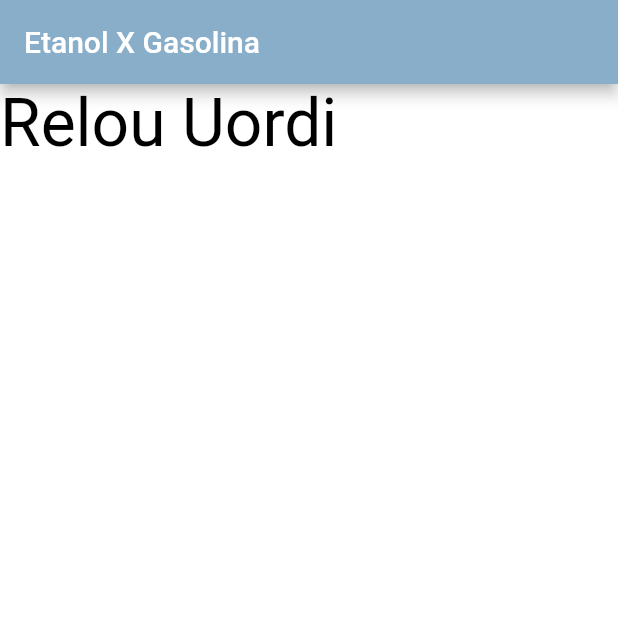
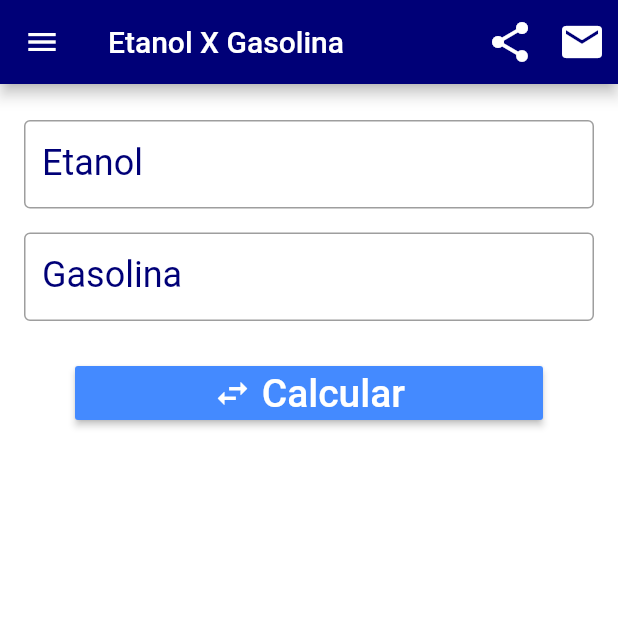
Before and after one commit to GusAntoniassi/pos-alfa-flutter, a Flutter app: the screen it shows after launch, on a phone screen of 412 x 824 dp, the top half of it. Run offline on Flutter 3.47's test engine with Material 2 defaults, Android fonts, the phone set to English and light mode, and no system bars; our stand-ins replace share; missing offline and left inert: mailer.

Commit message:
Aula 1 - 07/03/2020

```diff
--- a/lib/ui/home_page.dart
+++ b/lib/ui/home_page.dart
@@ -1,5 +1,9 @@
+import 'package:aula0107032020/ui/contato_page.dart';
 import 'package:flutter/cupertino.dart';
 import 'package:flutter/material.dart';
+import 'package:share/share.dart';
+
+const int MAIN_COLOR = 0xFF000077;
 
 class HomePage extends StatefulWidget {
   @override
@@ -7,16 +11,145 @@ class HomePage extends StatefulWidget {
 }
 
 class _HomePageState extends State<HomePage> {
+  final etanolController = new TextEditingController();
+  final gasolinaController = new TextEditingController();
+
   @override
   Widget build(BuildContext context) {
     return Scaffold(
-      appBar: AppBar(
-        title: Text("Etanol X Gasolina"),
-        centerTitle: false,
-        backgroundColor: Color(0xFF89aec9),
+        appBar: AppBar(
+          title: Text("Etanol X Gasolina"),
+          centerTitle: false,
+          backgroundColor: Color(MAIN_COLOR),
+          actions: <Widget>[
+            criarBotaoBarra(Icons.share, compartilhar),
+            criarBotaoBarra(Icons.mail, abrirContato)
+          ],
+        ),
+        drawer: Drawer(
+            child: ListView(
+          children: <Widget>[
+            DrawerHeader(
+                child: Text(
+                  "Etanol X Gasolina",
+                  style: TextStyle(color: Colors.white, fontSize: 30),
+                ),
+                decoration: BoxDecoration(color: Color(MAIN_COLOR))),
+            criarItemLista(Icons.share, "Compartilhar", compartilhar),
+            criarItemLista(Icons.mail, "Contato", abrirContato),
+          ],
+        )),
+        body: Column(
+          children: <Widget>[
+            Padding(padding: EdgeInsets.fromLTRB(0, 16, 0, 0)),
+            criarCampoTexto("Etanol", "R\$ ", etanolController),
+            criarCampoTexto("Gasolina", "R\$ ", gasolinaController),
+            Padding(
+                padding: EdgeInsets.fromLTRB(50, 16, 50, 16),
+                child: RaisedButton(
+                  color: Colors.blueAccent,
+                  child: Row(
+                    mainAxisAlignment: MainAxisAlignment.center,
+                    children: <Widget>[
+                      Icon(Icons.swap_horiz, color: Colors.white, size: 26),
+                      Text(" Calcular",
+                          style: TextStyle(
+                            color: Colors.white,
+                            fontSize: 26,
+                          ))
+                    ],
+                  ),
+                  onPressed: calcular,
+                ))
+          ],
+        ),
+        backgroundColor: Colors.white);
+  }
+
+  void compartilhar() {
+    Share.share(
+        "Etanol: ${etanolController.text}, Gasolina: ${gasolinaController.text}");
+  }
+
+  void abrirContato() {
+    Navigator.push(
+        context, MaterialPageRoute(builder: (context) => ContatoPage()));
+  }
+
+  void calcular() {
+    if (etanolController.text.isEmpty) {
+      showMessage("Atenção", "Digite o valor do Etanol!");
+      return;
+    }
+    if (gasolinaController.text.isEmpty) {
+      showMessage("Atenção", "Digite o valor da Gasolina!");
+      return;
+    }
+
+    double valorEtanol = double.parse(etanolController.text);
+    double valorGasolina = double.parse(gasolinaController.text);
+
+    if (valorEtanol <= (valorGasolina * 0.7)) {
+      showMessage("Etanol", "O etanol é mais vantajoso!");
+    } else {
+      showMessage("Gasolina", "A gasolina é mais vantajosa!");
+    }
+  }
+
+  void showMessage(String titulo, String texto) {
+    showDialog(
+        context: context,
+        builder: (context) {
+          return AlertDialog(
+            title: Text(titulo),
+            content: Text(texto),
+            actions: <Widget>[
+              FlatButton(
+                child: Text("OK"),
+                onPressed: () {
+                  Navigator.pop(context);
+                },
+              )
+            ],
+          );
+        });
+  }
+
+  Widget criarBotaoBarra(IconData icon, Function func) {
+    return IconButton(
+        icon: Icon(icon, color: Colors.white, size: 32), onPressed: func);
+  }
+
+  Widget criarItemLista(IconData icon, String titulo, Function func) {
+    return ListTile(
+      title: Row(
+        children: <Widget>[
+          Icon(icon, color: Color(MAIN_COLOR), size: 32),
+          Padding(
+            padding: EdgeInsets.only(left: 8),
+              child: Text(titulo, style: TextStyle(color: Color(MAIN_COLOR), fontSize: 18))
+          )
+        ],
       ),
-      body: Text("Relou Uordi", style: TextStyle(color: Colors.black, fontSize: 44)),
-      backgroundColor: Colors.white
+      onTap: func,
+    );
+  }
+
+  Widget criarCampoTexto(
+      String label, String prefixo, TextEditingController ctrl) {
+    return Container(
+      margin: EdgeInsets.fromLTRB(16, 8, 16, 8),
+      child: TextField(
+        controller: ctrl,
+        decoration: InputDecoration(
+          labelText: label,
+          labelStyle: TextStyle(color: Color(MAIN_COLOR), fontSize: 24),
+          border: OutlineInputBorder(),
+          prefixText: prefixo,
+        ),
+        style: TextStyle(color: Color(MAIN_COLOR)),
+        keyboardType: TextInputType.number,
+      ),
     );
   }
 }
--- a/pubspec.yaml
+++ b/pubspec.yaml
@@ -23,6 +23,9 @@ dependencies:
   # The following adds the Cupertino Icons font to your application.
   # Use with the CupertinoIcons class for iOS style icons.
   cupertino_icons: ^0.1.2
+
+  share: ^0.6.3+6
+  mailer: ^3.0.4
 
 dev_dependencies:
   flutter_test:
```
Also changed, not shown: lib/ui/contato_page.dart (added, +93 -0 lines), pubspec.lock, 1 other file.
